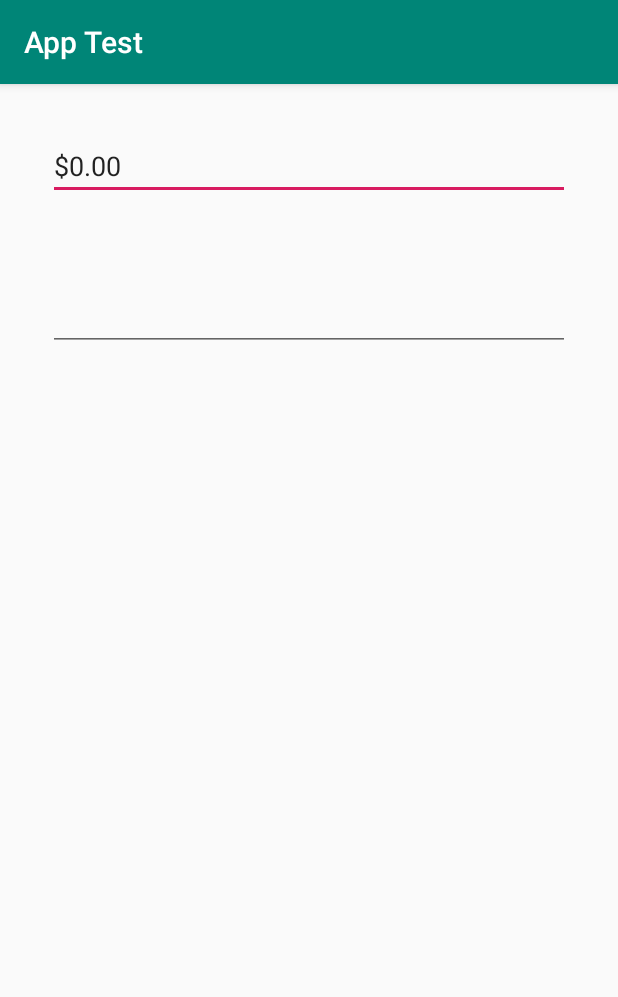
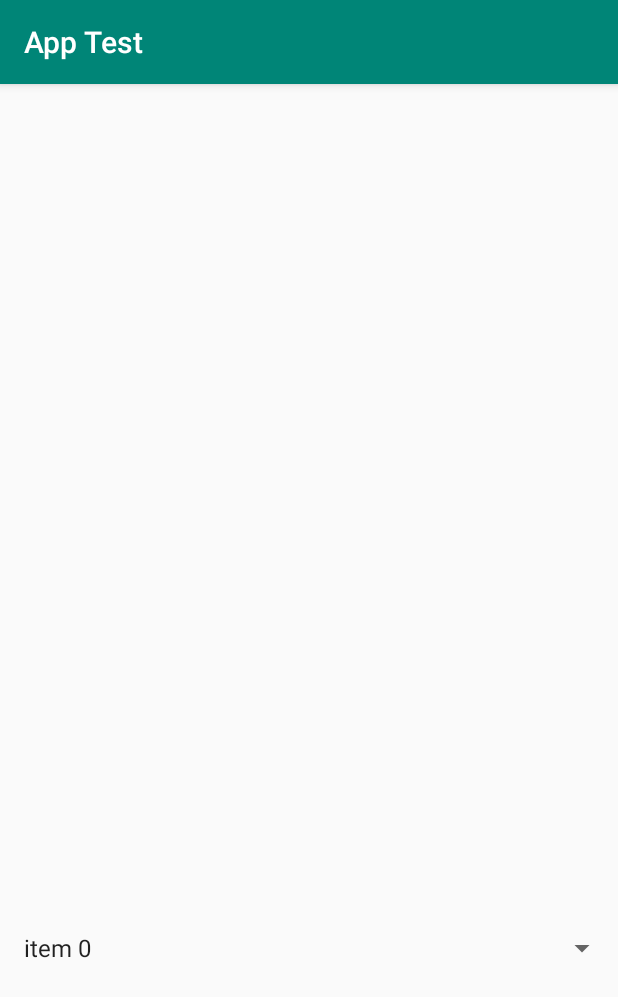
Before and after one commit to diegoalvis/Android-playground, an Android app: the screen it shows after launch (MainActivity before the commit, ListActivity after it), on a phone screen of 412 x 824 dp. Shown: the top 997 px of the screen. Run offline under Robolectric (Android 15) with nearby library versions, the phone set to English and light mode, and no system bars.

Commit message:
implement example to handle recycler and spinner interaction

```diff
--- a/app/build.gradle
+++ b/app/build.gradle
@@ -25,11 +25,15 @@ android {
 
 dependencies {
     implementation fileTree(dir: 'libs', include: ['*.jar'])
-    implementation"org.jetbrains.kotlin:kotlin-stdlib-jdk7:$kotlin_version"
+    implementation "org.jetbrains.kotlin:kotlin-stdlib-jdk7:$kotlin_version"
     implementation 'androidx.appcompat:appcompat:1.1.0'
     implementation 'androidx.core:core-ktx:1.0.2'
     implementation 'androidx.constraintlayout:constraintlayout:1.1.3'
+    implementation 'com.google.android.material:material:1.1.0'
+
+
     testImplementation 'junit:junit:4.12'
     androidTestImplementation 'androidx.test.ext:junit:1.1.0'
     androidTestImplementation 'androidx.test.espresso:espresso-core:3.1.1'
+
 }
--- /dev/null
+++ b/app/src/main/java/com/example/apptest/ListActivity.java
@@ -0,0 +1,134 @@
+package com.example.apptest;
+
+import androidx.annotation.NonNull;
+import androidx.appcompat.app.AppCompatActivity;
+import androidx.recyclerview.widget.RecyclerView;
+
+import android.os.Bundle;
+import android.view.LayoutInflater;
+import android.view.View;
+import android.view.ViewGroup;
+import android.widget.AdapterView;
+import android.widget.ArrayAdapter;
+import android.widget.Spinner;
+import android.widget.TextView;
+
+import java.util.ArrayList;
+import java.util.HashMap;
+import java.util.List;
+
+public class ListActivity extends AppCompatActivity {
+
+    List<String> listRecycler = new ArrayList<>();
+    List<String> listSpinner = new ArrayList<>();
+
+    @Override
+    protected void onCreate(Bundle savedInstanceState) {
+        super.onCreate(savedInstanceState);
+        setContentView(R.layout.activity_list);
+
+        for (int i = 0; i < 5; i++) {
+            listSpinner.add("item " + i);
+        }
+
+        final MyRecyclerViewAdapter recyclerViewAdapter = new MyRecyclerViewAdapter(listRecycler);
+
+        RecyclerView recyclerView = findViewById(R.id.recycler1);
+        recyclerView.setAdapter(recyclerViewAdapter);
+
+        final ArrayAdapter spinnerAdapter = new ArrayAdapter(this, android.R.layout.simple_list_item_1, listSpinner);
+
+        final Spinner spinner = findViewById(R.id.spinner);
+        spinner.setAdapter(spinnerAdapter);
+
+
+        recyclerViewAdapter.listener = new MyRecyclerViewAdapter.RecyclerLister() {
+            @Override
+            public void OnClickListener(int position) {
+                listSpinner.add(listRecycler.get(position));
+                spinnerAdapter.notifyDataSetChanged();
+
+                listRecycler.remove(position);
+                recyclerViewAdapter.notifyItemRemoved(position);
+            }
+        };
+
+
+        spinner.postDelayed(new Runnable() {
+            @Override
+            public void run() {
+                spinner.setOnItemSelectedListener(new AdapterView.OnItemSelectedListener() {
+                    @Override
+                    public void onItemSelected(AdapterView<?> parent, View view, int position, long id) {
+                        listRecycler.add(listSpinner.get(position));
+                        recyclerViewAdapter.notifyItemInserted(listRecycler.size()-1);
+
+                        listSpinner.remove(position);
+                        spinnerAdapter.notifyDataSetChanged();
+                    }
+
+                    @Override
+                    public void onNothingSelected(AdapterView<?> parent) {
+                        int a = 0;
+                        String b = String.valueOf(a);
+                    }
+                });
+            }
+        }, 500);
+
+
+    }
+}
+
+
+class MyRecyclerViewAdapter extends RecyclerView.Adapter<MyRecyclerViewAdapter.ViewHolder> {
+
+
+    List<String> data;
+    RecyclerLister listener;
+
+    MyRecyclerViewAdapter(List<String> data) {
+        this.data = data;
+    }
+
+    @NonNull
+    @Override
+    public MyRecyclerViewAdapter.ViewHolder onCreateViewHolder(@NonNull ViewGroup parent, int viewType) {
+        View view = LayoutInflater.from(parent.getContext()).inflate(android.R.layout.simple_list_item_1, parent, false);
+        return new ViewHolder(view);
+
+    }
+
+    @Override
+    public void onBindViewHolder(@NonNull ViewHolder holder, final int position) {
+        holder.myTextView.setText(data.get(position));
+        holder.itemView.setOnClickListener(new View.OnClickListener() {
+            @Override
+            public void onClick(View v) {
+                listener.OnClickListener(position);
+            }
+        });
+    }
+
+    @Override
+    public int getItemCount() {
+        return data.size();
+    }
+
+
+    public interface RecyclerLister {
+        void OnClickListener(int position);
+    }
+
+
+    // stores and recycles views as they are scrolled off screen
+    class ViewHolder extends RecyclerView.ViewHolder {
+        TextView myTextView;
+
+        ViewHolder(View itemView) {
+            super(itemView);
+            myTextView = itemView.findViewById(android.R.id.text1);
+        }
+
+    }
+}
--- a/app/src/main/java/com/example/apptest/MainActivity.kt
+++ b/app/src/main/java/com/example/apptest/MainActivity.kt
@@ -1,84 +1,63 @@
 package com.example.apptest
 
 import android.annotation.SuppressLint
+import android.os.Build
 import android.os.Bundle
 import android.text.Editable
-import android.text.InputFilter
-import android.text.InputFilter.LengthFilter
 import android.text.TextWatcher
-import android.view.View
 import androidx.appcompat.app.AppCompatActivity
 import kotlinx.android.synthetic.main.activity_main.*
-import java.text.NumberFormat
-import java.util.*
-
 
 class MainActivity : AppCompatActivity() {
+
+    private val codeReceiver by lazy { CodeScannerBroadcastReceiver(this::onCodeRead) }
 
     @SuppressLint("SetTextI18n")
     override fun onCreate(savedInstanceState: Bundle?) {
         super.onCreate(savedInstanceState)
         setContentView(R.layout.activity_main)
-
-        // Config values
-        val initialText = "$0.00"
-        val maxAmount = 200000 // 200.000
+        text.text = Build.BRAND
 
 
-        setupEditText(maxAmount, initialText)
-    }
+        codeReceiver.registerReceiver(this)
 
-    private fun setupEditText(maxAmount: Int, initialText: String) {
-        // Set a max  number of characters
-        val maxLength = NumberFormat.getCurrencyInstance(Locale.US).format(maxAmount).length
-        editText.filters = arrayOf<InputFilter>(LengthFilter(maxLength))
 
-        editText.onFocusChangeListener = View.OnFocusChangeListener { _, hasFocus ->
-            if (hasFocus) {
-                if (editText.text.isNullOrEmpty()) {
-                    editText.setText(initialText)
-                }
-            } else if (editText.text.toString() == initialText) {
-                editText.setText("")
+        modalProductExpirationDate.addTextChangedListener(object : TextWatcher {
+            override fun afterTextChanged(s: Editable?) {
             }
-        }
 
-        editText.addTextChangedListener(object : TextWatcher {
-            private var lastAmount = ""
-
-            override fun beforeTextChanged(s: CharSequence?, start: Int, count: Int, after: Int) {}
-            override fun afterTextChanged(s: Editable?) {
-                // TODO review
-                val currentAmount =
-                    clearCurrencyToNumber(s.toString()).toDoubleOrNull()?.div(100) ?: 0.0
-                errorText.text = if (currentAmount > maxAmount) "Error" else ""
+            override fun beforeTextChanged(s: CharSequence?, start: Int, count: Int, after: Int) {
+                var clearString = s.toString()
             }
 
             override fun onTextChanged(s: CharSequence?, start: Int, before: Int, count: Int) {
-                val value = s.toString()
-                if (value != lastAmount && editText.hasFocus()) {
-                    editText.removeTextChangedListener(this)
-
-                    val cleanString = clearCurrencyToNumber(value)
-                    val formatted = transformToCurrency(cleanString)
-                    lastAmount = formatted
-
-                    editText.setText(formatted)
-                    editText.setSelection(formatted.length)
-                    editText.addTextChangedListener(this)
+                modalProductExpirationDate.removeTextChangedListener(this)
+                var clearString = s.toString()
+                if (before == 1 && clearString.isNotBlank() && clearString.elementAt(clearString.length - 1) == '/') {
+                    clearString = clearString.substring(0, clearString.length - 1)
+                    modalProductExpirationDate.setText(clearString)
+                    modalProductExpirationDate.setSelection(clearString.length)
                 }
+                if (before == 0 && (clearString.length == 3 || clearString.length == 6)) {
+                    clearString = clearString.substring(0, clearString.length - 1) + "/" + clearString.last()
+                    modalProductExpirationDate.setText(clearString)
+                    modalProductExpirationDate.setSelection(clearString.length)
+                }
+                modalProductExpirationDate.addTextChangedListener(this)
             }
+        })
 
 
-        })
     }
 
-    fun clearCurrencyToNumber(currencyValue: String?): String {
-        return currencyValue?.replace("[(a-z)|(A-Z)|($,.)]".toRegex(), "") ?: ""
+    override fun onDestroy() {
+        super.onDestroy()
+        codeReceiver.unregister(this)
     }
 
-    fun transformToCurrency(value: String): String {
-        val parsed = value.toDoubleOrNull() ?: 0.0
-        return NumberFormat.getCurrencyInstance(Locale.US).format(parsed / 100.0)
+    @SuppressLint("SetTextI18n")
+    private fun onCodeRead(code: String) {
+        text.text = "${Build.BRAND}\n$code"
     }
+
 }
--- /dev/null
+++ b/app/src/main/res/layout/activity_list.xml
@@ -0,0 +1,25 @@
+<?xml version="1.0" encoding="utf-8"?>
+<LinearLayout xmlns:android="http://schemas.android.com/apk/res/android"
+    xmlns:app="http://schemas.android.com/apk/res-auto"
+    xmlns:tools="http://schemas.android.com/tools"
+    android:layout_width="match_parent"
+    android:layout_height="match_parent"
+    android:orientation="vertical"
+    tools:context=".ListActivity">
+
+
+    <androidx.recyclerview.widget.RecyclerView
+        android:id="@+id/recycler1"
+        android:layout_width="match_parent"
+        android:layout_height="0dp"
+        android:layout_weight="1"
+        app:layoutManager="androidx.recyclerview.widget.LinearLayoutManager" />
+
+    <Spinner
+        android:id="@+id/spinner"
+        android:layout_width="match_parent"
+        android:layout_height="0dp"
+        android:layout_weight="1"
+        app:layoutManager="androidx.recyclerview.widget.LinearLayoutManager" />
+
+</LinearLayout>
--- a/app/src/main/res/layout/activity_main.xml
+++ b/app/src/main/res/layout/activity_main.xml
@@ -1,38 +1,39 @@
 <?xml version="1.0" encoding="utf-8"?>
-<androidx.constraintlayout.widget.ConstraintLayout xmlns:android="http://schemas.android.com/apk/res/android"
-    xmlns:app="http://schemas.android.com/apk/res-auto"
+<FrameLayout xmlns:android="http://schemas.android.com/apk/res/android"
     xmlns:tools="http://schemas.android.com/tools"
     android:layout_width="match_parent"
     android:layout_height="match_parent"
-    android:padding="32dp"
+    xmlns:app="http://schemas.android.com/apk/res-auto"
+    android:orientation="vertical"
+    android:padding="16dp"
     tools:context=".MainActivity">
 
-
-    <EditText
-        android:id="@+id/editText"
-        android:layout_width="match_parent"
-        android:inputType="numberDecimal"
-        android:layout_height="wrap_content"
-        app:layout_constraintLeft_toLeftOf="parent"
-        app:layout_constraintRight_toRightOf="parent"
-        app:layout_constraintTop_toTopOf="parent" />
-
     <TextView
-        android:id="@+id/errorText"
+        android:id="@+id/text"
         android:layout_width="match_parent"
         android:layout_height="wrap_content"
-        android:layout_marginTop="4dp"
-        android:textColor="@android:color/holo_red_dark"
-        app:layout_constraintLeft_toLeftOf="parent"
-        app:layout_constraintRight_toRightOf="parent"
-        app:layout_constraintTop_toBottomOf="@+id/editText" />
+        android:layout_gravity="center"
+        android:gravity="center"
+        android:text="Playground"
+        android:textColor="@android:color/black"
+        android:textSize="24sp" />
 
-    <EditText
+
+    <com.google.android.material.textfield.TextInputLayout
         android:layout_width="match_parent"
         android:layout_height="wrap_content"
-        android:layout_marginTop="32dp"
-        app:layout_constraintLeft_toLeftOf="parent"
-        app:layout_constraintRight_toRightOf="parent"
-        app:layout_constraintTop_toBottomOf="@+id/errorText" />
+        android:backgroundTint="#2E2E2E">
 
-</androidx.constraintlayout.widget.ConstraintLayout>
+        <com.google.android.material.textfield.TextInputEditText
+            android:id="@+id/modalProductExpirationDate"
+            android:layout_width="match_parent"
+            android:layout_height="wrap_content"
+            android:inputType="date"
+            android:maxLength="10"
+
+            android:privateImeOptions="nm"
+            android:textSize="24sp" />
+    </com.google.android.material.textfield.TextInputLayout>
+
+
+</FrameLayout>
--- a/app/src/main/res/values/strings.xml
+++ b/app/src/main/res/values/strings.xml
@@ -1,3 +1,5 @@
+<?xml version="1.0" encoding="UTF-8"?>
 <resources>
     <string name="app_name">App Test</string>
+    <string name="test">Test lokalise</string>
 </resources>
--- a/build.gradle
+++ b/build.gradle
@@ -5,7 +5,6 @@ buildscript {
     repositories {
         google()
         jcenter()
-
     }
     dependencies {
         classpath 'com.android.tools.build:gradle:3.5.2'
@@ -19,7 +18,6 @@ allprojects {
     repositories {
         google()
         jcenter()
-
     }
 }
 
```
Also changed, not shown: app/src/main/AndroidManifest.xml (+17 -0 lines), app/src/main/java/com/example/apptest/CodeScannerBroadcastReceiver.kt (added, +161 -0 lines), 1 other file.
